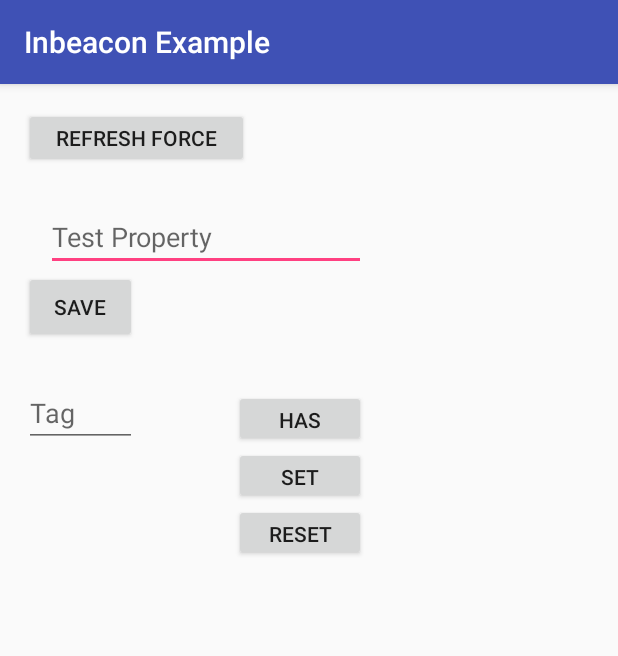
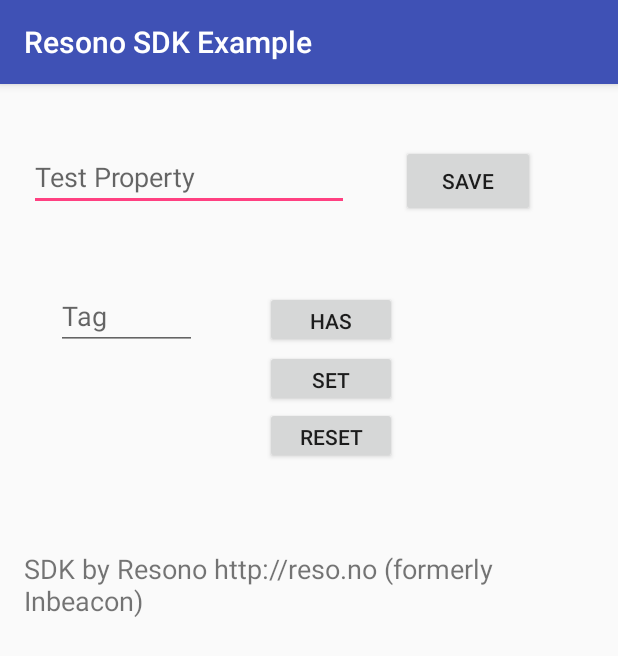
Before and after one commit to inbeacon/inbeacon-sdk-android-example, an Android app: the screen it shows after launch (MainActivity), on a phone screen of 412 x 824 dp. Shown: the top 656 px of the screen. Run offline under Robolectric (Android 15) with nearby library versions, the phone set to English and light mode, and no system bars; libraries missing offline, so code that uses them is left out: com.inbeacon.sdk; 15 statements that could not run were skipped.

```diff
--- a/app/build.gradle
+++ b/app/build.gradle
@@ -1,12 +1,12 @@
 apply plugin: 'com.android.application'
 
 android {
-    compileSdkVersion 28
-    buildToolsVersion "28.0.3"
+    compileSdkVersion 29
+    buildToolsVersion "29.0.3"
     defaultConfig {
         applicationId "com.inbeacon.inbeaconexample"
         minSdkVersion 24
-        targetSdkVersion 28
+        targetSdkVersion 29
         versionCode 1
         versionName "1.0"
         testInstrumentationRunner "androidx.test.runner.AndroidJUnitRunner"
@@ -36,7 +36,7 @@ dependencies {
     // always use latest version of the inbeacon SDK.
     //implementation('com.inbeacon:android.sdk:2.+@aar'){ transitive = true }
     // You might want to pin to a specific version.
-    implementation('com.inbeacon:android.sdk:2.5.9@aar'){ transitive = true }
+    implementation('com.inbeacon:android.sdk:2.6.02@aar'){ transitive = true }
 
     testImplementation 'junit:junit:4.12'
 }
--- a/app/src/main/java/com/inbeacon/inbeaconexample/MainActivity.java
+++ b/app/src/main/java/com/inbeacon/inbeaconexample/MainActivity.java
@@ -9,6 +9,8 @@ import android.content.Intent;
 import android.content.IntentFilter;
 import android.content.pm.PackageManager;
 import android.os.Build;
+
+import androidx.core.app.ActivityCompat;
 import androidx.localbroadcastmanager.content.LocalBroadcastManager;
 import androidx.appcompat.app.AppCompatActivity;
 import android.os.Bundle;
@@ -32,6 +34,7 @@ public class MainActivity extends AppCompatActivity {
     InbeaconManagerInterface inbeaconManager;
     UserPropertyService userPropertyService;
     Context context;
+    public static final int  PERMISSION_REQUEST_MY_CODE = 2;
 
     /**
      * sample broadcastreceiver to show messages coming from the SDK
@@ -44,12 +47,13 @@ public class MainActivity extends AppCompatActivity {
             switch(action) {
                 case Constants.LocalBroadcasts.EVENT_USERINFO:
                     // event received when a userpropery changes.
-                // If you change a proerty in the backend (intelligence->users menu)
+                    // If you change a property in the backend (intelligence->users menu)
                     // and the device refreshes, you will get this event.
 
                     // update the test property on screen
                     ((EditText)findViewById(R.id.editTest)).setText(userPropertyService.getPropertyString("test", ""));
                     break;
+                // case .. other events ..
             }
         }
     };
@@ -75,8 +79,19 @@ public class MainActivity extends AppCompatActivity {
         // example permission check.
         if (Build.VERSION.SDK_INT >= Build.VERSION_CODES.M) {
             // Android M Permission check
-            if (this.checkSelfPermission(Manifest.permission.ACCESS_FINE_LOCATION) != PackageManager.PERMISSION_GRANTED) {
-                requestPermissions(new String[]{Manifest.permission.ACCESS_FINE_LOCATION}, 3771);
+            //Permission check
+            if (ActivityCompat.checkSelfPermission(this,Manifest.permission.ACCESS_FINE_LOCATION) != PackageManager.PERMISSION_GRANTED) {
+                // ask fine & background
+                ActivityCompat.requestPermissions(this,
+                        new String[] {Manifest.permission.ACCESS_FINE_LOCATION,
+                                Manifest.permission.ACCESS_BACKGROUND_LOCATION}, PERMISSION_REQUEST_MY_CODE);
+            }
+            else {
+                if (ActivityCompat.checkSelfPermission(this, Manifest.permission.ACCESS_BACKGROUND_LOCATION) != PackageManager.PERMISSION_GRANTED) {
+                    // ask  background only
+                    ActivityCompat.requestPermissions(this,
+                            new String[] {Manifest.permission.ACCESS_BACKGROUND_LOCATION}, PERMISSION_REQUEST_MY_CODE);
+                }
             }
         }
 
@@ -90,21 +105,11 @@ public class MainActivity extends AppCompatActivity {
         // Stay away from these events in normal use of the SDK.
         myIntentFilter.addAction(Constants.LocalBroadcasts.EVENT_PROXIMITY);    // A proximity towards a beacon changed
         myIntentFilter.addAction(Constants.LocalBroadcasts.EVENT_GEOFENCE);     // A geofence range has been crossed
+        myIntentFilter.addAction(Constants.LocalBroadcasts.EVENT_HYPERFENCE);   // A hyperfence range has been crossed
         myIntentFilter.addAction(Constants.LocalBroadcasts.EVENT_LOCATION);     // A location (beacon group) has been entered
         myIntentFilter.addAction(Constants.LocalBroadcasts.EVENT_GPSFIX);       // A GPS lat/long position has been obtained
 
         LocalBroadcastManager.getInstance(this).registerReceiver(mMessageReceiver, myIntentFilter);
-
-        // Force a server sync on the refresh-button.
-        // This will get new information from the backend, including changed userproperties, new regions to monitor etc.
-        // normally this happens automatically - you don't need to call refreshForced() in your app.
-        Button refreshForceBtn = (Button) findViewById(R.id.id_refresh_force);
-        refreshForceBtn.setOnClickListener(new View.OnClickListener() {
-            public void onClick(View view) {
-                Log.w(TAG,"Request a resync");
-                inbeaconManager.refreshForced();
-            }
-        });
 
         //======================================================================
         // USER PROPERTIES EXAMPLE CODE
--- a/app/src/main/res/layout/activity_main.xml
+++ b/app/src/main/res/layout/activity_main.xml
@@ -11,6 +11,15 @@
     android:paddingTop="@dimen/activity_vertical_margin"
     tools:context="com.inbeacon.inbeaconexample.MainActivity">
 
+
+    <TextView
+        android:id="@+id/textView3"
+        android:layout_width="395dp"
+        android:layout_height="wrap_content"
+        android:layout_below="@+id/resetTag"
+        android:layout_marginTop="57dp"
+        android:text="SDK by Resono http://reso.no (formerly Inbeacon)"
+        android:textSize="18sp" />
 
     <Button
         android:text="set"
@@ -33,63 +42,58 @@
         android:layout_alignStart="@+id/setTag"/>
 
     <EditText
+        android:id="@+id/editTest"
         android:layout_width="wrap_content"
         android:layout_height="wrap_content"
-        android:ems="10"
+        android:layout_below="@+id/id_refresh_force"
+        android:layout_alignParentEnd="true"
+        android:layout_marginTop="23dp"
+        android:layout_marginEnd="163dp"
         android:layout_x="9dp"
         android:layout_y="109dp"
-        android:id="@+id/editTest"
+        android:ems="10"
         android:hint="Test Property"
         android:selectAllOnFocus="false"
-        android:textIsSelectable="false"
-        android:layout_marginTop="23dp"
-        android:layout_below="@+id/id_refresh_force"
-        android:layout_alignParentEnd="true"
-        android:layout_marginEnd="152dp"/>
+        android:textIsSelectable="false" />
 
     <Button
-        android:text="Save"
+        android:id="@+id/save"
         android:layout_width="89dp"
         android:layout_height="wrap_content"
+        android:layout_below="@+id/editTest"
+        android:layout_alignEnd="@+id/editTag"
+        android:layout_marginTop="-44dp"
+        android:layout_marginEnd="-225dp"
         android:layout_x="240dp"
         android:layout_y="139dp"
-        android:id="@+id/save"
-        android:layout_below="@+id/editTest"
-        android:layout_alignEnd="@+id/editTag"/>
+        android:text="Save" />
 
     <EditText
-        android:layout_width="75dp"
+        android:id="@+id/editTag"
+        android:layout_width="94dp"
         android:layout_height="wrap_content"
-        android:ems="10"
+        android:layout_below="@+id/save"
+        android:layout_alignParentStart="true"
+        android:layout_marginStart="21dp"
+        android:layout_marginTop="43dp"
         android:layout_x="16dp"
         android:layout_y="258dp"
-        android:id="@+id/editTag"
+        android:ems="10"
+        android:hint="Tag"
         android:selectAllOnFocus="false"
-        android:textIsSelectable="false"
-        android:hint="Tag"
-        android:layout_marginTop="24dp"
-        android:layout_below="@+id/save"
-        android:layout_alignParentStart="true"/>
+        android:textIsSelectable="false" />
 
     <Button
-        android:text="has"
+        android:id="@+id/hasTag"
         android:layout_width="wrap_content"
         android:layout_height="38dp"
+        android:layout_alignEnd="@+id/editTest"
+        android:layout_alignBottom="@+id/editTag"
+        android:layout_marginEnd="-32dp"
+        android:layout_marginBottom="1dp"
         android:layout_x="226dp"
         android:layout_y="257dp"
-        android:id="@+id/hasTag"
-        android:layout_alignBottom="@+id/editTag"
-        android:layout_alignEnd="@+id/editTest"/>
-
-    <Button
-        android:layout_width="150dp"
-        android:layout_height="40dp"
-        android:text="Refresh force"
-        android:id="@+id/id_refresh_force"
-        android:layout_x="10dp"
-        android:layout_y="50dp"
-        android:layout_alignParentTop="true"
-        android:layout_alignParentStart="true"/>
+        android:text="has" />
 
 
 </RelativeLayout>
--- a/app/src/main/res/values/strings.xml
+++ b/app/src/main/res/values/strings.xml
@@ -1,3 +1,3 @@
 <resources>
-    <string name="app_name">Inbeacon Example</string>
+    <string name="app_name">Resono SDK Example</string>
 </resources>
--- a/build.gradle
+++ b/build.gradle
@@ -10,7 +10,7 @@ buildscript {
         google()
     }
     dependencies {
-        classpath 'com.android.tools.build:gradle:3.3.2'
+        classpath 'com.android.tools.build:gradle:3.6.3'
 
         // NOTE: Do not place your application dependencies here; they belong
         // in the individual module build.gradle files
```
Also changed, not shown: gradle/wrapper/gradle-wrapper.properties. Lines whose indentation alone changed are shown as unchanged.
